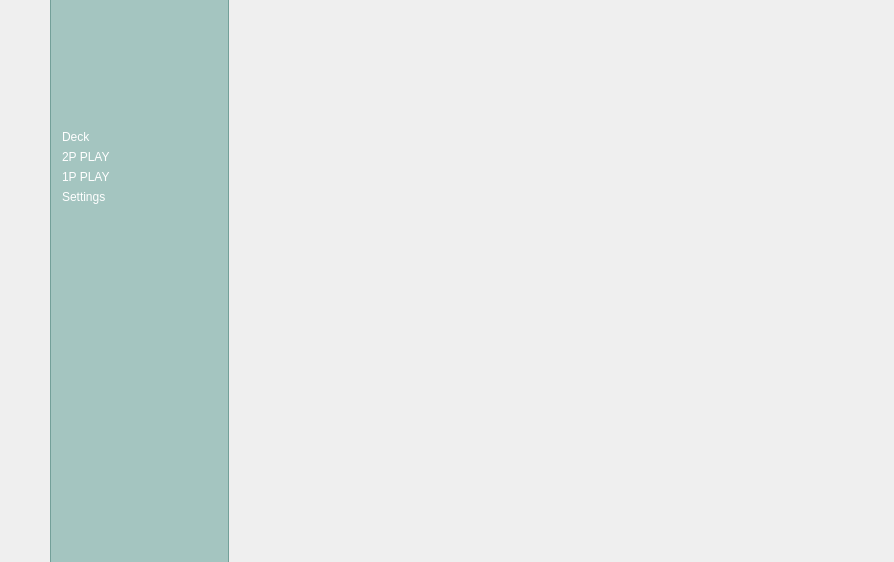
The window that gwent/mainwindow.ui (unbiarirang/gwent) describes before a commit, drawn with Qt 5.
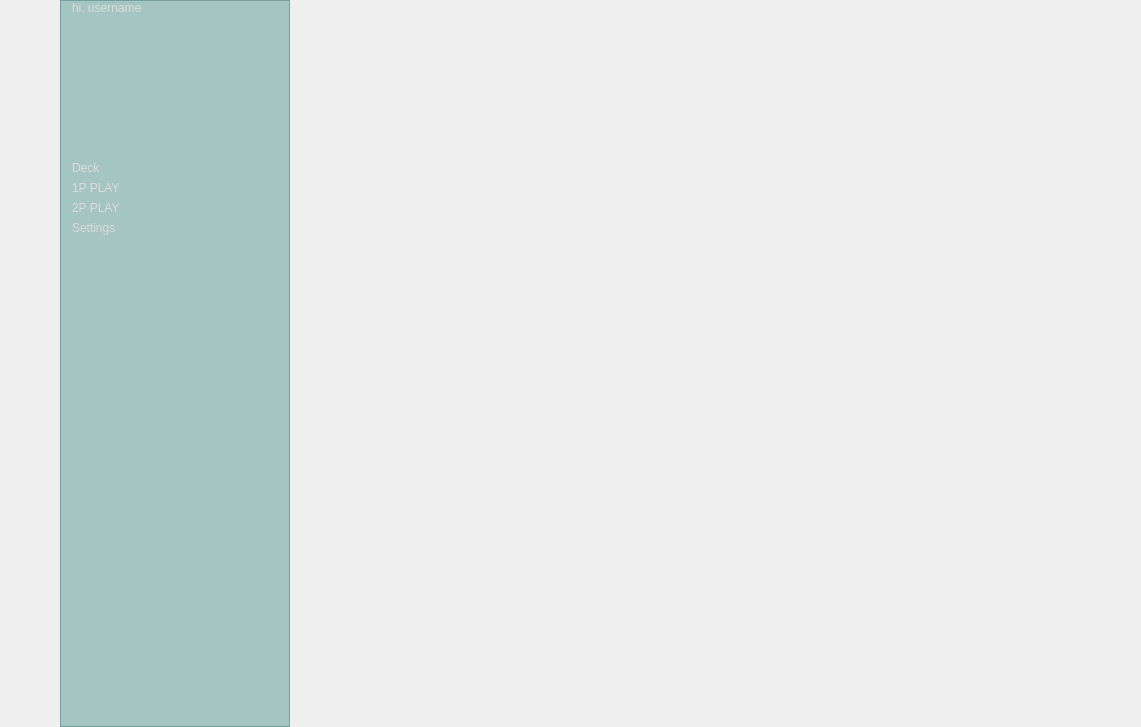
The same window after the commit. The open tabs and pages were chosen to show the change. Icons and pictures are not drawn.

```diff
--- a/gwent/mainwindow.ui
+++ b/gwent/mainwindow.ui
@@ -6,10 +6,16 @@
    <rect>
     <x>0</x>
     <y>0</y>
-    <width>894</width>
-    <height>562</height>
+    <width>1141</width>
+    <height>727</height>
    </rect>
   </property>
+  <property name="minimumSize">
+   <size>
+    <width>1141</width>
+    <height>727</height>
+   </size>
+  </property>
   <property name="windowTitle">
    <string>MainWindow</string>
   </property>
@@ -20,10 +26,30 @@
    <bool>false</bool>
   </property>
   <property name="styleSheet">
-   <string notr="true"/>
+   <string notr="true">#page {
+border-image: url(:/images/images/wallpaper.jpg) 0 0 0 0 strectch stretch;
+}
+
+#page2 {
+border-image: url(:/images/images/ciri.jpg) 0 0 0 0 strectch stretch;
+}
+
+#frame_mainMenu {
+background-color:rgba(48, 132, 119, 100);
+}
+
+#frame_board1, #frame_board2 {
+border-image: url(:/images/images/board.jpg) 0 0 0 0 strectch stretch;
+}</string>
   </property>
   <widget class="QWidget" name="centralWidget">
-   <layout class="QHBoxLayout" name="horizontalLayout">
+   <property name="sizePolicy">
+    <sizepolicy hsizetype="Preferred" vsizetype="Preferred">
+     <horstretch>0</horstretch>
+     <verstretch>0</verstretch>
+    </sizepolicy>
+   </property>
+   <layout class="QVBoxLayout" name="verticalLayout_2">
     <property name="spacing">
      <number>0</number>
     </property>
@@ -41,6 +67,12 @@
     </property>
     <item>
      <widget class="QStackedWidget" name="stackedWidget">
+      <property name="sizePolicy">
+       <sizepolicy hsizetype="Preferred" vsizetype="Preferred">
+        <horstretch>0</horstretch>
+        <verstretch>0</verstretch>
+       </sizepolicy>
+      </property>
       <property name="currentIndex">
        <number>0</number>
       </property>
@@ -50,45 +82,96 @@
        </property>
       </widget>
       <widget class="QWidget" name="page2">
+       <property name="sizePolicy">
+        <sizepolicy hsizetype="Preferred" vsizetype="Preferred">
+         <horstretch>0</horstretch>
+         <verstretch>0</verstretch>
+        </sizepolicy>
+       </property>
        <property name="autoFillBackground">
         <bool>false</bool>
        </property>
        <property name="styleSheet">
-        <string notr="true">#page2 {
-border-image: url(:/images/images/ciri.jpg) 0 0 0 0 strectch stretch;
+        <string notr="true">QPushButton {
+background-color: rgba(255, 255, 255, 0);
+border: 0px;
+font: 75 20pt &quot;Cambria&quot;;
+color: rgb(220, 220, 220);
+text-align: left;
 }
 
-#frame_mainMenu {
-background-color:rgba(48, 132, 119, 100);
-}
-
-QLabel {
-font: 75 16pt &quot;Cambria&quot;;
+QPushButton:hover {
 color: white;
 }</string>
        </property>
+       <layout class="QHBoxLayout" name="horizontalLayout">
+        <property name="spacing">
+         <number>3</number>
+        </property>
+        <property name="leftMargin">
+         <number>60</number>
+        </property>
+        <property name="topMargin">
+         <number>0</number>
+        </property>
+        <property name="rightMargin">
+         <number>0</number>
+        </property>
+        <property name="bottomMargin">
+         <number>0</number>
+        </property>
+        <item>
+         <spacer name="horizontalSpacer">
+          <property name="orientation">
+           <enum>Qt::Horizontal</enum>
+          </property>
+          <property name="sizeType">
+           <enum>QSizePolicy::MinimumExpanding</enum>
+          </property>
+          <property name="sizeHint" stdset="0">
+           <size>
+            <width>40</width>
+            <height>20</height>
+           </size>
+          </property>
+         </spacer>
+        </item>
+        <item>
        <widget class="QFrame" name="frame_mainMenu">
-        <property name="geometry">
-         <rect>
-          <x>50</x>
-          <y>-2</y>
-          <width>179</width>
-          <height>571</height>
-         </rect>
-        </property>
         <property name="sizePolicy">
          <sizepolicy hsizetype="Preferred" vsizetype="Preferred">
           <horstretch>0</horstretch>
           <verstretch>0</verstretch>
          </sizepolicy>
         </property>
+          <property name="minimumSize">
+           <size>
+            <width>230</width>
+            <height>0</height>
+           </size>
+          </property>
+          <property name="maximumSize">
+           <size>
+            <width>250</width>
+            <height>16777215</height>
+           </size>
+          </property>
         <property name="frameShape">
          <enum>QFrame::StyledPanel</enum>
         </property>
         <property name="frameShadow">
          <enum>QFrame::Raised</enum>
         </property>
-        <layout class="QHBoxLayout" name="horizontalLayout_3">
+          <layout class="QHBoxLayout" name="horizontalLayout_2">
+           <property name="topMargin">
+            <number>0</number>
+           </property>
+           <property name="rightMargin">
+            <number>11</number>
+           </property>
+           <property name="bottomMargin">
+            <number>0</number>
+           </property>
          <item>
           <layout class="QVBoxLayout" name="verticalLayout">
            <property name="leftMargin">
@@ -100,6 +183,18 @@
            <property name="rightMargin">
             <number>0</number>
            </property>
+             <item>
+              <widget class="QLabel" name="label_username">
+               <property name="styleSheet">
+                <string notr="true">font: 12pt &quot;Cambria&quot;;
+color: rgb(220, 220, 220);
+</string>
+               </property>
+               <property name="text">
+                <string>hi, username</string>
+               </property>
+              </widget>
+             </item>
            <item>
             <spacer name="verticalSpacer">
              <property name="orientation">
@@ -111,49 +206,34 @@
              <property name="sizeHint" stdset="0">
               <size>
                <width>20</width>
-               <height>120</height>
+                 <height>140</height>
               </size>
              </property>
             </spacer>
            </item>
            <item>
-            <widget class="QLabel" name="label">
-             <property name="cursor">
-              <cursorShape>PointingHandCursor</cursorShape>
-             </property>
-             <property name="frameShadow">
-              <enum>QFrame::Plain</enum>
-             </property>
+              <widget class="QPushButton" name="button_deck">
              <property name="text">
               <string>Deck</string>
              </property>
             </widget>
            </item>
            <item>
-            <widget class="QLabel" name="label_3">
-             <property name="cursor">
-              <cursorShape>PointingHandCursor</cursorShape>
-             </property>
-             <property name="text">
-              <string>2P PLAY</string>
-             </property>
-            </widget>
-           </item>
-           <item>
-            <widget class="QLabel" name="label_2">
-             <property name="cursor">
-              <cursorShape>PointingHandCursor</cursorShape>
-             </property>
+              <widget class="QPushButton" name="button_1p">
              <property name="text">
               <string>1P PLAY</string>
              </property>
             </widget>
            </item>
            <item>
-            <widget class="QLabel" name="label_4">
-             <property name="cursor">
-              <cursorShape>PointingHandCursor</cursorShape>
-             </property>
+              <widget class="QPushButton" name="button_2p">
+               <property name="text">
+                <string>2P PLAY</string>
+               </property>
+              </widget>
+             </item>
+             <item>
+              <widget class="QPushButton" name="button_settings">
              <property name="text">
               <string>Settings</string>
              </property>
@@ -179,6 +259,41 @@
          </item>
         </layout>
        </widget>
+        </item>
+       </layout>
+      </widget>
+      <widget class="QWidget" name="page3">
+       <layout class="QHBoxLayout" name="horizontalLayout_5">
+        <property name="leftMargin">
+         <number>0</number>
+        </property>
+        <property name="topMargin">
+         <number>0</number>
+        </property>
+        <property name="rightMargin">
+         <number>0</number>
+        </property>
+        <property name="bottomMargin">
+         <number>0</number>
+        </property>
+        <item>
+         <layout class="QHBoxLayout" name="horizontalLayout_3">
+          <property name="spacing">
+           <number>7</number>
+          </property>
+          <item>
+           <widget class="QFrame" name="frame_board1">
+            <property name="frameShape">
+             <enum>QFrame::StyledPanel</enum>
+            </property>
+            <property name="frameShadow">
+             <enum>QFrame::Raised</enum>
+            </property>
+           </widget>
+          </item>
+         </layout>
+        </item>
+       </layout>
       </widget>
      </widget>
     </item>
```
Left out of the diff: 70 changed lines with no effect on the pictures. Lines whose indentation alone changed are shown as unchanged.
